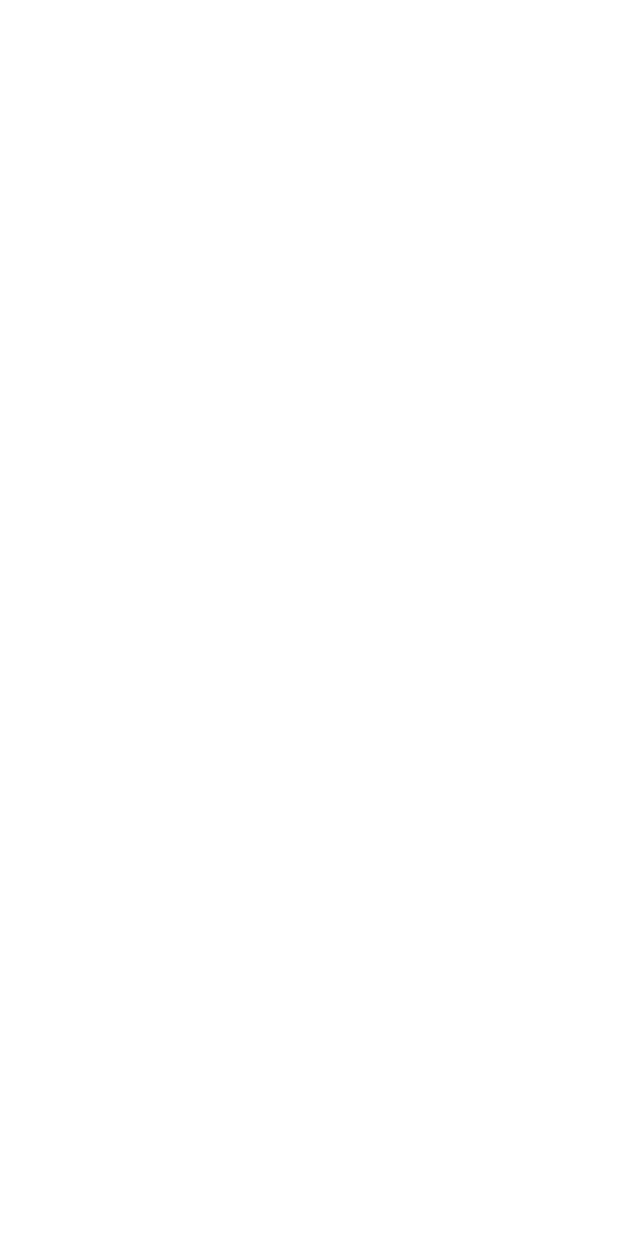
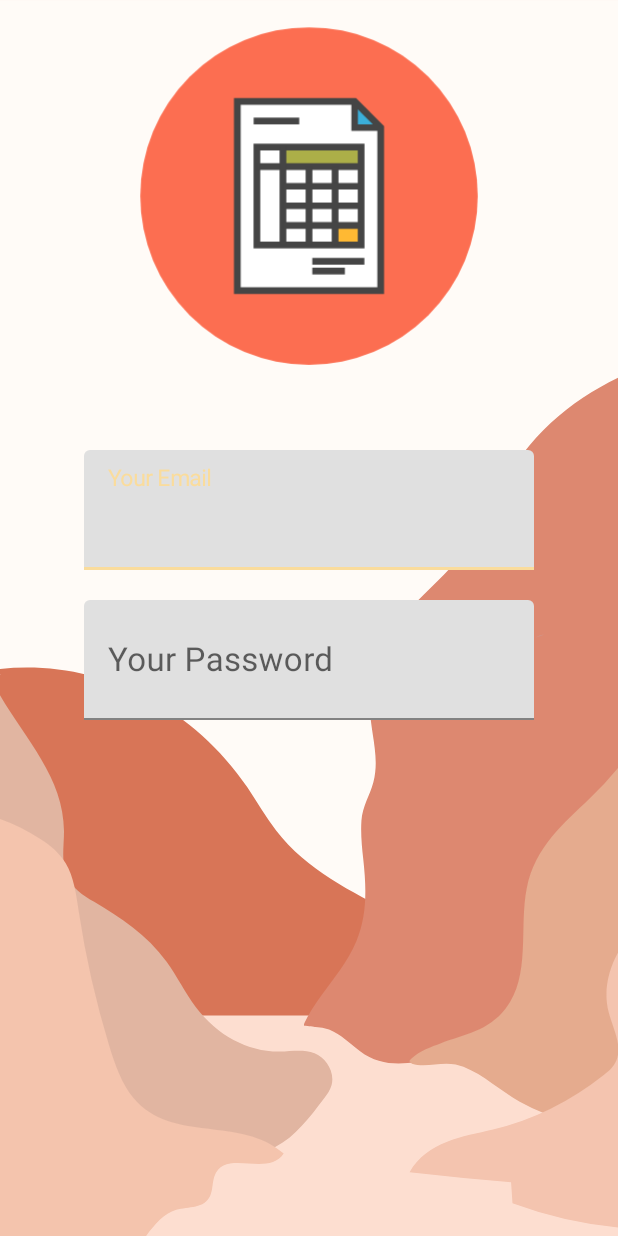
Before and after one commit to rohity180/my-Register-v2, an Android app: the sign_up screen opened directly, with no data from a screen before it, on a phone screen of 412 x 824 dp. Before the commit the screen is empty. Run offline under Robolectric (Android 15) with nearby library versions, the phone set to English and light mode, and no system bars.

Commit message:
Added new sign up activity ans set  it's background

```diff
--- a/app/build.gradle
+++ b/app/build.gradle
@@ -41,4 +41,5 @@ dependencies {
     implementation 'com.android.support:design:28.0.0-alpha1'
     implementation 'com.google.android.material:material:1.0.0'
     implementation 'com.google.android:flexbox:0.3.0'
+    implementation 'androidx.biometric:biometric:1.0.1'
 }
--- a/app/src/main/java/com/mafh/myregisterv2/Add_Expenses.kt
+++ b/app/src/main/java/com/mafh/myregisterv2/Add_Expenses.kt
@@ -124,6 +124,17 @@ class Add_Expenses : AppCompatActivity() {
 
 
         }
+
+        val btn_back = findViewById<Button>(R.id.back_btn)
+        btn_back.setOnClickListener {
+            val intent= Intent(this,sign_up::class.java)
+            startActivity(intent)
+        }
+
+
+
+
+
         label3.setOnClickListener {
 
             if (container3.isShown) {
--- /dev/null
+++ b/app/src/main/res/drawable/ic_login_bg.xml
@@ -0,0 +1,65 @@
+<vector xmlns:android="http://schemas.android.com/apk/res/android"
+    android:width="750dp"
+    android:height="1334dp"
+    android:viewportWidth="750"
+    android:viewportHeight="1334">
+  <group>
+    <clip-path
+        android:pathData="M-0.36,0.27h750.36v1333.73h-750.36z"/>
+    <path
+        android:pathData="M-0.36,0.27h750.36v1333.73h-750.36z"
+        android:strokeAlpha="0.36"
+        android:fillColor="#f8f2ec"
+        android:fillAlpha="0.36"/>
+    <path
+        android:pathData="M-95.56,-22.25h942.46v1435.08h-942.46z"
+        android:fillColor="#fff7f1"/>
+    <path
+        android:pathData="M-0.36,0.27h750.36v1333.73h-750.36z"
+        android:strokeAlpha="0.4"
+        android:fillColor="#fff"
+        android:fillAlpha="0.4"/>
+    <path
+        android:pathData="M-0.36,0.27h750.36v1333.73h-750.36z"
+        android:strokeAlpha="0.01"
+        android:fillColor="#d4d4c7"
+        android:fillAlpha="0.01"/>
+    <path
+        android:pathData="M-11.38,723.26c114.75,-15 237.77,29.62 311.54,126.46 11.76,15.44 22.26,32.06 34.93,46.63C410.39,983 550.08,985.79 608,1087c19,33.21 26,72.65 32.73,111.1 5.91,34 10.3,73.93 -11.89,98.67 -9.61,10.73 -22.79,16.59 -35.61,22.06 -42.89,18.29 -86.46,35.45 -131.78,44.45 -45.1,9 -91.21,9.69 -137,10.4l-189.12,2.93c-35,0.54 -70.14,1.06 -104.64,-5.13 -41.58,-7.46 -86.38,-30 -99,-73.75 -5,-17.26 -4.24,-35.75 -4.15,-53.84 0.3,-62.91 -7.85,-125.54 -8.74,-188.44S-75.15,927.63 -47,872.68C-37.1,853.26 -24.3,834.22 -23,812c1,-17.39 -5.32,-34.55 -4.34,-51.94s15,-36.5 30.2,-31"
+        android:fillColor="#d87557"
+        android:fillType="evenOdd"/>
+    <path
+        android:pathData="M-127.31,1095.98h1045.79v390.43h-1045.79z"
+        android:fillColor="#fdded0"/>
+    <path
+        android:pathData="M832.94,392.43a41.34,41.34 0,0 0,-10.74 -9.56C736.3,405.75 651.75,448 606.62,530.45c-13.13,24 -27.84,47.38 -45.59,67.61 -19,21.68 -41.77,38.21 -62.19,58.09 -23.26,22.63 -38.69,54.56 -47.51,86.78 -9.31,34 12.07,66.87 1.77,101.27 -4.36,14.57 -13.25,25.87 -14.46,41.46 -1.08,14 0.56,28.09 2.25,41.94 3.76,30.67 4.82,59.45 -8.29,87.93 -10.32,22.43 -27.5,39.93 -42.41,58.67 -7.41,9.32 -15,18.86 -20.59,29.64 -0.06,0.12 -0.32,0.74 -0.67,1.58l0.09,1.71c5.32,0.27 12.28,1.21 14,1.3a57.19,57.19 0,0 1,16.32 2.79c13.81,4.9 25.5,15.16 37.66,23.4 28.33,19.21 60.84,13.55 92.28,7.51 73.92,-14.19 148.14,-23 223,-29.44 65.18,-5.58 130.45,-9.57 195.73,-13.41 -0.37,-216.37 -70,-427 -95.92,-642.5C849.31,434.1 846.51,409.9 832.94,392.43Z"
+        android:fillColor="#dd8870"
+        android:fillType="evenOdd"/>
+    <path
+        android:pathData="M817,728.9A394.55,394.55 0,0 1,715.87 861.53c-31.15,26.81 -66.79,52.67 -76.62,97.14 -9.53,43.16 5.24,94.26 -25.57,129.85 -21.14,24.42 -50.52,28.07 -78.55,37.34 -11.77,3.89 -25.83,8.33 -35.39,16.2a24.28,24.28 0,0 0,-2.92 2.94c0.39,0.49 0.77,1 0.84,1a11.4,11.4 0,0 1,1.82 1.88l0.55,0.13c17,4.69 35.62,-2.62 53,1 25.61,5.3 46.82,23.32 69.64,35.76 49.22,26.85 102.67,34.45 157.15,30.2 35.78,-2.79 72.26,-11 105.46,-26.55 0.13,-3.34 0.27,-6.67 0.39,-10 1.84,-47.2 3.67,-94.55 0,-141.63C876.55,918.17 833,803.31 835.63,684.54 829.07,699.21 823.65,714.67 817,728.9Z"
+        android:fillColor="#e5ab8e"
+        android:fillType="evenOdd"/>
+    <path
+        android:pathData="M-214.67,626.93A346,346 0,0 1,-75.22 596.81c14.71,0 31.15,1.7 40.84,13.75 13.05,16.23 6.92,41 7,62.52 0.14,85.6 104.59,138.09 105.05,223.68 0.09,15.75 -3.42,32.37 2.59,46.69 6.19,14.74 20.66,22.76 34,29.88 31.9,17 64.08,35.66 87.71,64.52 12.88,15.74 22.86,34.1 36,49.58 25.85,30.43 63.87,48.17 102,47.56 14,-0.22 28.44,-2.75 41.79,1.89s25.1,20 20.6,34.41c-1.7,5.43 -5.36,9.81 -8.93,14 -17.32,20.46 -35.38,41.5 -58.9,52.43 -18.35,8.53 -38.68,10.23 -58.61,11.35a1257.76,1257.76 0,0 1,-395 -40.84c-7.14,-1.91 -14.45,-4 -20.41,-8.63 -21.17,-16.53 -13.85,-51.75 -7.23,-79.17 24.14,-100 7.62,-205.58 -9,-307.35 -4.05,-24.79 -8.18,-49.86 -17.44,-72.93 -8.44,-21 -20.92,-39.86 -30.62,-60.25a245.45,245.45 0,0 1,-18.7 -55.85l14.86,-3.53"
+        android:fillColor="#e1b5a1"
+        android:fillType="evenOdd"/>
+    <path
+        android:pathData="M-96.91,873.85c50.25,-5.18 101.84,6.12 146.34,32 11.42,6.66 22.66,14.52 30.31,25.9 9.88,14.71 12.68,33.48 15.72,51.4a917.21,917.21 0,0 0,37.08 145.45c7.08,20.55 15.25,41.42 29.72,56.71 46.25,48.91 129.79,18.6 182.05,59.72 -19.28,26.39 -72.36,-6.2 -84.25,24.93 -2.47,6.48 -1.85,14.07 -4.83,20.29 -7,14.64 -26.52,11.75 -41.3,15.53 -20.32,5.2 -33.81,25.33 -48,42C105.79,1418.1 8.51,1439 -78.52,1423.13c-44.66,-8.14 -93.4,-30.43 -108.14,-77 -13.7,-43.31 7.1,-89.3 17.3,-133.74 21.19,-92.39 -3.69,-194.13 28.74,-282.57 11.12,-30.32 33,-60.53 63,-62.3"
+        android:fillColor="#f4c4ad"
+        android:fillType="evenOdd"/>
+    <path
+        android:pathData="M873.71,971c-33.26,4.41 -67.72,9.26 -96.13,28.58s-49,57.52 -39.05,92.36c5,17.55 17.08,35.9 9.62,52.38 -3.19,7 -9.39,11.78 -15.44,16a366.71,366.71 0,0 1,-134.39 58.87c-36.89,7.81 -79.5,12.58 -101.3,45.91q61.54,6.28 123.22,10.81l1.7,22.71a555.89,555.89 0,0 0,218.78 26.12c38.26,-3.13 79.84,-12.45 103.82,-45 23,-31.27 23.34,-75 22.6,-115l-2.26,-122c-0.32,-17.37 -1.17,-36.32 -11.68,-49.4 -7.19,-8.95 -17.83,-13.64 -28.34,-16.87a152.91,152.91 0,0 0,-94.11 1.49"
+        android:fillColor="#f4c4af"
+        android:fillType="evenOdd"/>
+    <path
+        android:pathData="M-26.44,-28.26h801.33v1400.55h-801.33z"
+        android:strokeAlpha="0.24"
+        android:fillAlpha="0.24"/>
+    <path
+        android:pathData="M638.51,691.79l9.63,-3.15c0.55,-0.23 1.11,-0.41 1.67,-0.63C646,689.13 642.27,690.35 638.51,691.79Z"
+        android:fillColor="#a4c3dc"/>
+    <path
+        android:pathData="M661,684.42A85.12,85.12 0,0 0,649.81 688l1.8,-0.51Z"
+        android:fillColor="#a4c3dc"/>
+  </group>
+</vector>
--- a/app/src/main/res/layout/activity_sign_up.xml
+++ b/app/src/main/res/layout/activity_sign_up.xml
@@ -4,6 +4,73 @@
     xmlns:tools="http://schemas.android.com/tools"
     android:layout_width="match_parent"
     android:layout_height="match_parent"
+    android:background="@drawable/ic_login_bg"
     tools:context=".sign_up">
 
+    <ImageView
+        android:id="@+id/sign_up_bg"
+        android:layout_width="300dp"
+        android:layout_height="300dp"
+        android:layout_marginTop="-20dp"
+
+        android:src="@drawable/ic_launcher_foreground"
+        app:layout_constraintEnd_toEndOf="parent"
+        app:layout_constraintStart_toStartOf="parent"
+        app:layout_constraintTop_toTopOf="parent">
+
+    </ImageView>
+
+    <com.google.android.material.textfield.TextInputLayout
+        android:id="@+id/email_edittext_layout"
+        android:layout_width="300dp"
+        android:layout_height="80dp"
+        android:layout_marginBottom="20dp"
+        android:layout_marginTop="20dp"
+        android:hint="Your Email"
+        app:hintTextAppearance="@style/TextInputLayoutHintText"
+        app:layout_constraintBottom_toTopOf="@+id/textInputLayout2"
+        app:layout_constraintEnd_toEndOf="@+id/sign_up_bg"
+        app:layout_constraintStart_toStartOf="@+id/sign_up_bg"
+        app:layout_constraintTop_toBottomOf="@+id/sign_up_bg">
+
+
+        <com.google.android.material.textfield.TextInputEditText
+            android:id="@+id/email_edittext"
+            android:layout_width="match_parent"
+            android:layout_height="match_parent"
+            android:imeOptions="actionNext"
+            android:nextFocusForward="@+id/f_r_n"
+            android:singleLine="true"
+            android:textSize="22dp"
+            tools:layout_editor_absoluteX="135dp"
+            tools:layout_editor_absoluteY="382dp" />
+    </com.google.android.material.textfield.TextInputLayout>
+
+
+    <com.google.android.material.textfield.TextInputLayout
+        android:id="@+id/textInputLayout2"
+        android:layout_width="300dp"
+        android:layout_height="80dp"
+        android:layout_marginTop="20dp"
+        android:hint="Your Password"
+        app:hintTextAppearance="@style/TextInputLayoutHintText"
+        app:layout_constraintEnd_toEndOf="@+id/sign_up_bg"
+        app:layout_constraintHorizontal_bias="1.0"
+        app:layout_constraintStart_toStartOf="@+id/sign_up_bg"
+        app:layout_constraintTop_toBottomOf="@+id/email_edittext_layout" >
+
+    <com.google.android.material.textfield.TextInputEditText
+        android:id="@+id/password_edittext"
+        android:layout_width="match_parent"
+        android:layout_height="match_parent"
+        android:imeOptions="actionNext"
+        android:nextFocusForward="@+id/f_r_n"
+        android:singleLine="true"
+        android:inputType="textPassword"
+        android:textSize="22dp"
+        app:layout_constraintEnd_toEndOf="parent"
+        tools:layout_editor_absoluteY="-16dp" />
+</com.google.android.material.textfield.TextInputLayout>
+
+
 </androidx.constraintlayout.widget.ConstraintLayout>
```
